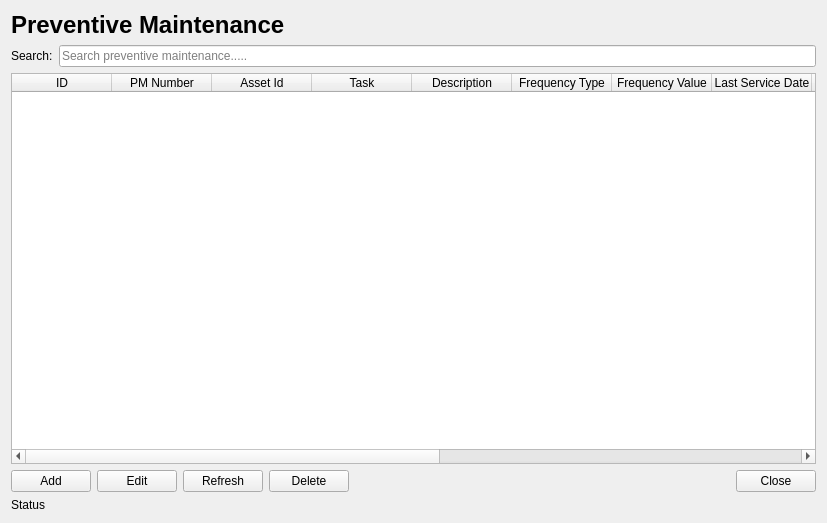
Above: app/ui/forms/pm_page.ui from Apie-dup/MaintenanceSystem before the change. Below: the same form after it.
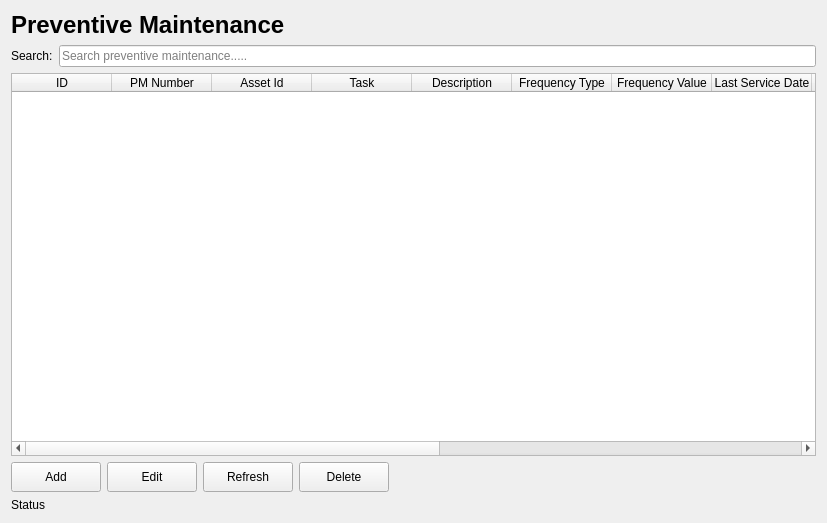
That is the form after the change.

Commit message: Add UI components for Preventive Maintenance and related pages, including table structures and buttons

Patch:
```diff
--- a/app/ui/forms/pm_page.ui
+++ b/app/ui/forms/pm_page.ui
@@ -53,6 +53,12 @@
      <property name="sortingEnabled">
       <bool>true</bool>
      </property>
+     <property name="wordWrap">
+      <bool>false</bool>
+     </property>
+     <attribute name="verticalHeaderVisible">
+      <bool>false</bool>
+     </attribute>
      <column>
       <property name="text">
        <string>ID</string>
@@ -134,6 +140,12 @@
     <layout class="QHBoxLayout" name="horizontalLayout_2">
      <item>
       <widget class="QPushButton" name="btnAdd">
+       <property name="minimumSize">
+        <size>
+         <width>90</width>
+         <height>30</height>
+        </size>
+       </property>
        <property name="text">
         <string>Add</string>
        </property>
@@ -141,6 +153,12 @@
      </item>
      <item>
       <widget class="QPushButton" name="btnEdit">
+       <property name="minimumSize">
+        <size>
+         <width>90</width>
+         <height>30</height>
+        </size>
+       </property>
        <property name="text">
         <string>Edit</string>
        </property>
@@ -148,6 +166,12 @@
      </item>
      <item>
       <widget class="QPushButton" name="btnRefresh">
+       <property name="minimumSize">
+        <size>
+         <width>90</width>
+         <height>30</height>
+        </size>
+       </property>
        <property name="text">
         <string>Refresh</string>
        </property>
@@ -155,6 +179,12 @@
      </item>
      <item>
       <widget class="QPushButton" name="btnDelete">
+       <property name="minimumSize">
+        <size>
+         <width>90</width>
+         <height>30</height>
+        </size>
+       </property>
        <property name="text">
         <string>Delete</string>
        </property>
@@ -173,16 +203,6 @@
        </property>
       </spacer>
      </item>
-     <item>
-      <widget class="QPushButton" name="btnClose">
-       <property name="text">
-        <string>Close</string>
-       </property>
-       <property name="checkable">
-        <bool>true</bool>
-       </property>
-      </widget>
-     </item>
     </layout>
    </item>
    <item>
```
The commit also changes 60 other files.
